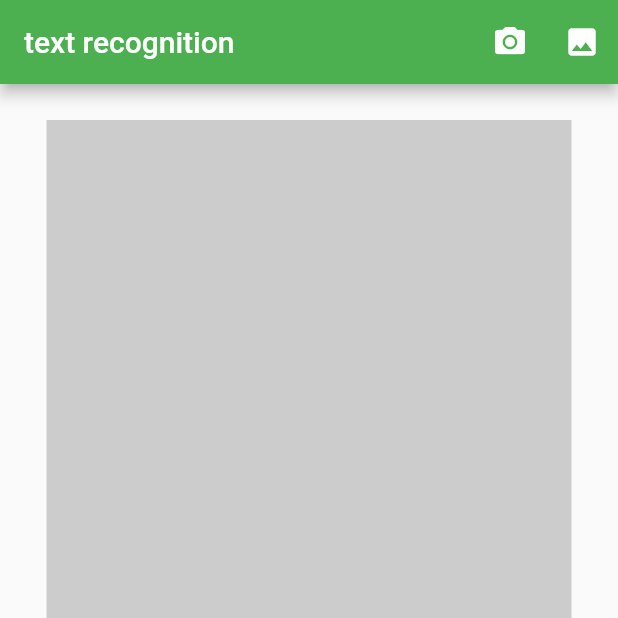
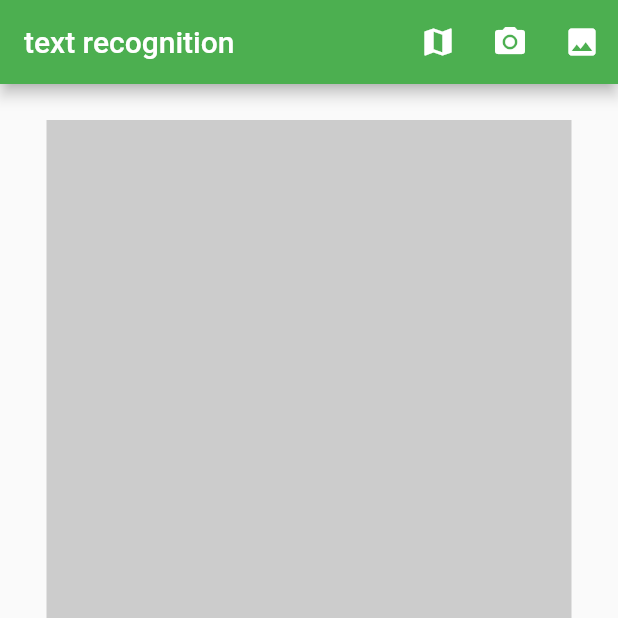
Before and after one commit to seungjoonH/text_recognition, a Flutter app: the screen it shows after launch, on a phone screen of 412 x 824 dp, the top half of it. Run offline on Flutter 3.47's test engine with Material 2 defaults, Android fonts, the phone set to English and light mode, and no system bars; our stand-ins replace dio, get, image_picker; missing offline and left inert: google_geocoding_api, google_mlkit_text_recognition.

```diff
--- a/lib/home.dart
+++ b/lib/home.dart
@@ -1,5 +1,5 @@
 import 'dart:io';
-
+import 'package:google_geocoding_api/google_geocoding_api.dart';
 import 'package:flutter/material.dart';
 import 'package:image_picker/image_picker.dart';
 import 'package:google_mlkit_text_recognition/google_mlkit_text_recognition.dart';
@@ -76,6 +76,10 @@ class _HomePageState extends State<HomePage> {
         title: const Text('text recognition'),
         actions: [
           IconButton(
+            onPressed: () {Navigator.pushNamed(context, '/geolocation'); },
+            icon: const Icon(Icons.map),
+          ),
+          IconButton(
             onPressed:() => getImage(ImageSource.camera),
             icon: const Icon(Icons.camera_alt),
           ),
--- a/lib/main.dart
+++ b/lib/main.dart
@@ -1,5 +1,8 @@
 import 'package:flutter/material.dart';
+import 'package:get/get_navigation/src/root/get_material_app.dart';
 import 'package:text_recognition/home.dart';
+
+import 'geocoding.dart';
 
 void main() {
   runApp(const MyApp());
@@ -7,16 +10,19 @@ void main() {
 
 class MyApp extends StatelessWidget {
   const MyApp({super.key});
-
   // This widget is the root of your application.
   @override
   Widget build(BuildContext context) {
-    return MaterialApp(
+    return GetMaterialApp(
+      debugShowCheckedModeBanner: false,
       title: 'Flutter Demo',
       theme: ThemeData(
         primarySwatch: Colors.green,
       ),
       home: const HomePage(),
+      routes: {
+        '/geolocation' : (context) => Geocoding()
+      },
     );
   }
 }
```
Also changed, not shown: lib/geocoding.dart (added, +72 -0 lines), pubspec.yaml (+17 -1 lines), pubspec.lock, 5 other files.
